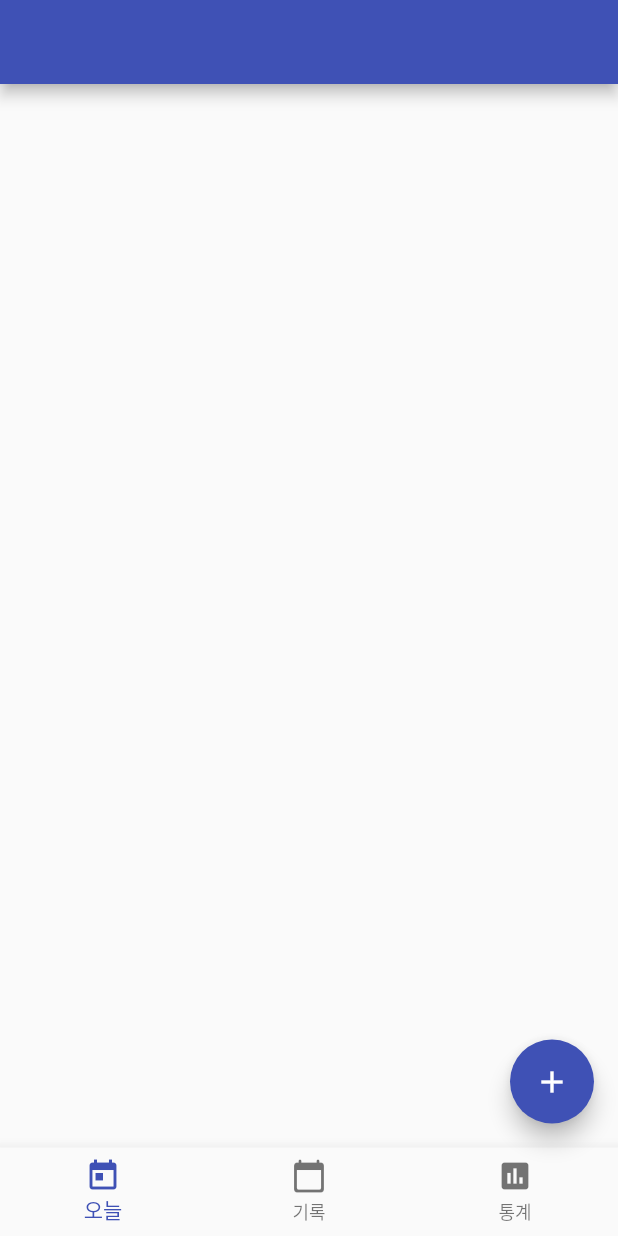
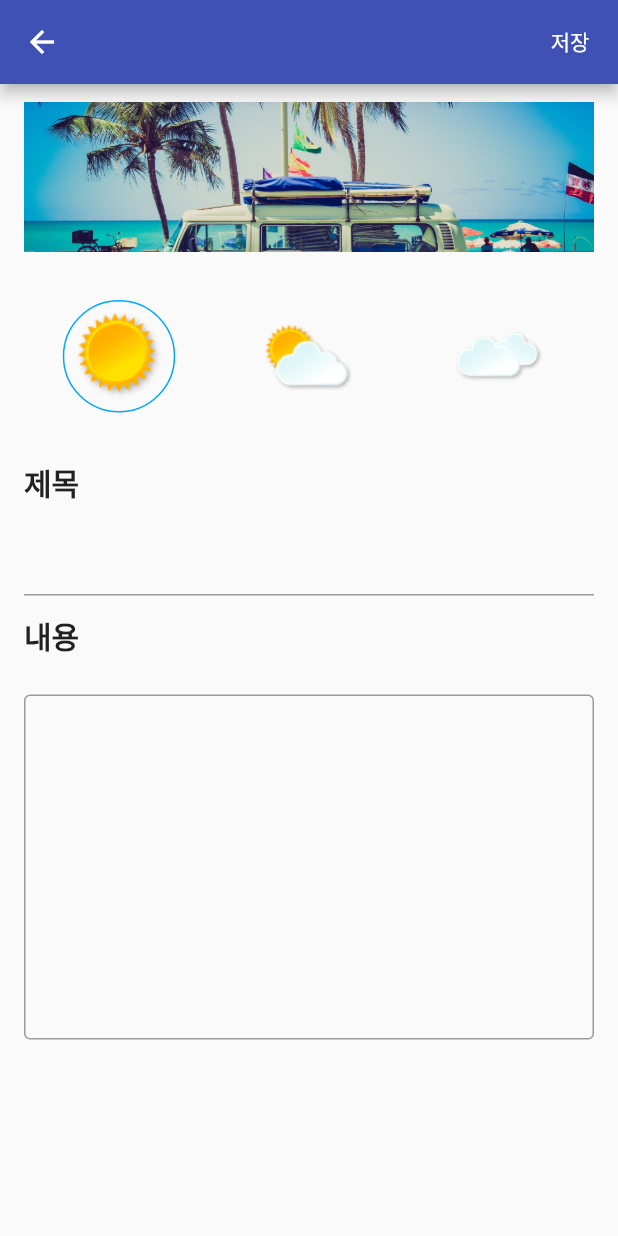
Before and after one commit to academy3746/mydiary, a Flutter app: the screen it shows after launch, after a tap on the "add" icon, on a phone screen of 412 x 824 dp. Run offline on Flutter 3.47's test engine with Material 2 defaults, Android fonts, the phone set to English and light mode, and no system bars; our stand-ins replace sqflite; accounts and stored records are empty.

Commit message:
1. 일기장 쓰기 페이지 생성 (2차)

```diff
--- a/lib/data/dbconfig.dart
+++ b/lib/data/dbconfig.dart
@@ -69,7 +69,7 @@ class DatabaseHelper {
       };
 
       return await db
-          .update(diaryTable, row, where: "date=?", whereArgs: [diary.date]);
+          .update(diaryTable, row, where: "date = ?", whereArgs: [diary.date]);
     }
   }
 
--- a/lib/main.dart
+++ b/lib/main.dart
@@ -1,4 +1,7 @@
 import 'package:flutter/material.dart';
+import 'package:mydiary/data/diary.dart';
+import 'package:mydiary/data/util.dart';
+import 'package:mydiary/write.dart';
 
 void main() {
   runApp(const MyApp());
@@ -34,11 +37,24 @@ class _MyHomePageState extends State<MyHomePage> {
   Widget build(BuildContext context) {
     return Scaffold(
       appBar: AppBar(
-        title: Text(""),
+        title: const Text(""),
       ),
-      body: Container(child: getPage(),),
+      body: Container(
+        child: getPage(),
+      ),
       floatingActionButton: FloatingActionButton(
-        onPressed: () {},
+        onPressed: () async {
+          await Navigator.of(context).push(MaterialPageRoute(
+            builder: (ctx) => DiaryWritePage(
+              diary: Diary(
+                  date: Utils.getFormatTime(DateTime.now()),
+                  title: "",
+                  memo: "",
+                  status: 0,
+                  image: "assets/img/a1.jpg"),
+            ),
+          ));
+        },
         tooltip: 'Increment',
         child: const Icon(Icons.add),
       ),
@@ -76,14 +92,17 @@ class _MyHomePageState extends State<MyHomePage> {
     }
   }
 
+  // 오늘 Page
   Widget getTodayPage() {
     return Container();
   }
 
+  // 기록 Page
   Widget getHistoryPage() {
     return Container();
   }
 
+  // 통계 Page
   Widget getChartPage() {
     return Container();
   }
--- /dev/null
+++ b/lib/write.dart
@@ -0,0 +1,169 @@
+import 'package:flutter/cupertino.dart';
+import 'package:flutter/material.dart';
+import 'package:mydiary/data/dbconfig.dart';
+import 'package:mydiary/data/diary.dart';
+
+class DiaryWritePage extends StatefulWidget {
+  final Diary diary;
+
+  DiaryWritePage({this.diary, Key key}) : super(key: key);
+
+  @override
+  State<StatefulWidget> createState() {
+    return _DiaryWritePageState();
+  }
+}
+
+class _DiaryWritePageState extends State<DiaryWritePage> {
+  List<String> images = [
+    "assets/img/a1.jpg",
+    "assets/img/a2.jpg",
+    "assets/img/a3.jpg",
+    "assets/img/a4.jpg",
+  ];
+
+  List<String> statusImg = [
+    "assets/img/ico-weather.png",
+    "assets/img/ico-weather_2.png",
+    "assets/img/ico-weather_3.png",
+  ];
+
+  int imgIndex = 0;
+
+  TextEditingController nameController = TextEditingController();
+  TextEditingController memoController = TextEditingController();
+
+  final dbHelper = DatabaseHelper.instance;
+
+  @override
+  void initState() {
+    super.initState();
+    nameController.text = widget.diary.title;
+    memoController.text = widget.diary.memo;
+  }
+
+  @override
+  Widget build(BuildContext context) {
+    return Scaffold(
+      appBar: AppBar(
+        actions: [
+          TextButton(
+            onPressed: () async {
+              // Mount Property
+              await dbHelper.insertDiary(widget.diary);
+              if (!mounted) return;
+              Navigator.of(context).pop();
+            },
+            child: const Text(
+              "저장",
+              style: TextStyle(color: Colors.white),
+            ),
+          )
+        ],
+      ),
+      body: ListView.builder(
+        itemBuilder: (ctx, idx) {
+          if (idx == 0) {
+            return InkWell(
+              child: Container(
+                margin:
+                    const EdgeInsets.symmetric(vertical: 12, horizontal: 16),
+                width: 100,
+                height: 100,
+                child: Image.asset(
+                  widget.diary.image,
+                  fit: BoxFit.cover,
+                ),
+              ),
+              onTap: () {
+                setState(() {
+                  widget.diary.image = images[imgIndex];
+                  imgIndex++;
+                  imgIndex = imgIndex % images.length;
+                });
+              },
+            );
+          } else if (idx == 1) {
+            return Container(
+              margin: const EdgeInsets.symmetric(vertical: 20, horizontal: 16),
+              child: Row(
+                mainAxisAlignment: MainAxisAlignment.spaceAround,
+                children: List.generate(
+                  statusImg.length,
+                  (idx_) {
+                    return InkWell(
+                      child: Container(
+                        height: 75,
+                        width: 75,
+                        decoration: BoxDecoration(
+                          border: Border.all(
+                            color: idx_ == widget.diary.status
+                                ? Colors.lightBlue
+                                : Colors.transparent,
+                          ),
+                          borderRadius: BorderRadius.circular(100),
+                        ),
+                        padding: const EdgeInsets.all(7),
+                        child: Image.asset(
+                          statusImg[idx_],
+                          fit: BoxFit.contain,
+                        ),
+                      ),
+                      onTap: () {
+                        setState(
+                          () {
+                            widget.diary.status = idx_;
+                          },
+                        );
+                      },
+                    );
+                  },
+                ),
+              ),
+            );
+          } else if (idx == 2) {
+            return Container(
+              margin: const EdgeInsets.symmetric(vertical: 12, horizontal: 16),
+              child: const Text(
+                "제목",
+                style: TextStyle(fontSize: 20, fontWeight: FontWeight.bold),
+              ),
+            );
+          } else if (idx == 3) {
+            return Container(
+              margin: const EdgeInsets.symmetric(horizontal: 16),
+              child: TextField(
+                controller: nameController,
+              ),
+            );
+          } else if (idx == 4) {
+            return Container(
+              margin: const EdgeInsets.symmetric(vertical: 12, horizontal: 16),
+              child: const Text(
+                "내용",
+                style: TextStyle(fontSize: 20, fontWeight: FontWeight.bold),
+              ),
+            );
+          } else if (idx == 5) {
+            return Container(
+              margin: const EdgeInsets.symmetric(vertical: 12, horizontal: 16),
+              child: TextField(
+                controller: memoController,
+                minLines: 10,
+                maxLines: 20,
+                decoration: const InputDecoration(
+                  border: OutlineInputBorder(
+                    borderSide: BorderSide(color: Colors.black),
+                  ),
+                ),
+              ),
+            );
+          }
+
+          return Container();
+        },
+        itemCount: 6,
+      ),
+    );
+  }
+}
--- a/pubspec.yaml
+++ b/pubspec.yaml
@@ -61,9 +61,9 @@ flutter:
   uses-material-design: true
 
   # To add assets to your application, add an assets section, like this:
-  # assets:
-  #   - images/a_dot_burr.jpeg
-  #   - images/a_dot_ham.jpeg
+  assets:
+    - assets/img/a1.jpg
+    - assets/img/
 
   # An image asset can refer to one or more resolution-specific "variants", see
   # https://flutter.dev/assets-and-images/#resolution-aware
```
Also changed, not shown: assets/img/a1.jpg (added), assets/img/a2.jpg (added), assets/img/a3.jpg (added), assets/img/a4.jpg (added), assets/img/ico-weather.png (added), assets/img/ico-weather_2.png (added), assets/img/ico-weather_3.png (added).
